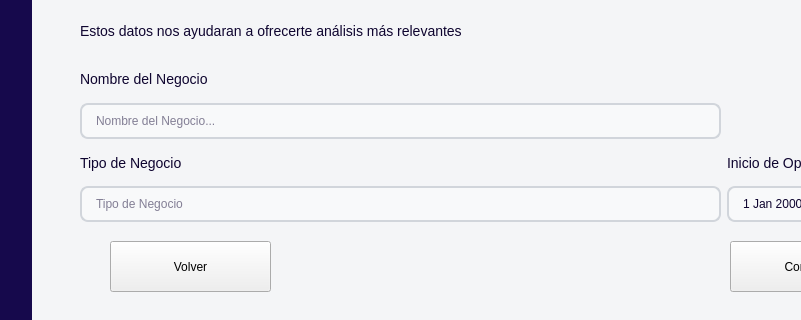
Before: the Qt Designer form app/ui/creatingAccount.ui in Brando-1510/Proyecto-Integrador-2.0, drawn with Qt 5; both pictures show x 400 to 1201 and y 369 to 689 of the 1370 by 689 pixel window.
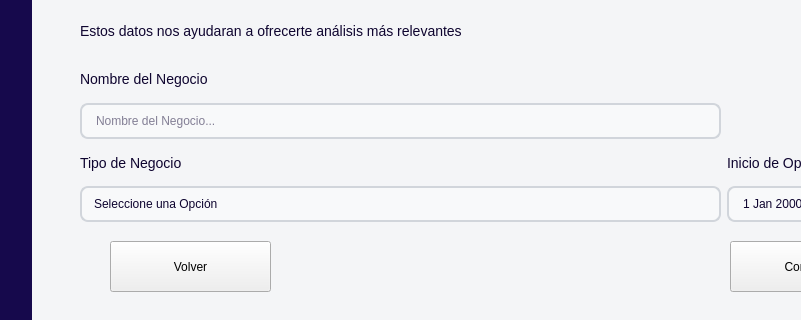
After: the same form once the commit is applied. The open tabs and pages were chosen to show the change. Icons and pictures are not drawn.

```diff
--- a/app/ui/creatingAccount.ui
+++ b/app/ui/creatingAccount.ui
@@ -48,7 +48,7 @@
 Inputs
 -----------------------------------------------------------------------------------------------------*/
 /* --- ESTADO BASE --- */
-QLineEdit, QDateEdit {
+QLineEdit, QDateEdit,QComboBox {
     background-color: #F8F9FA; 
     border: 2px solid #D1D5DB; 
     border-radius: 8px;     
@@ -70,7 +70,7 @@
 }
 
 /* --- CUANDO EL CAMPO ESTÁ DESHABILITADO (DISABLED) --- */
-QLineEdit:disabled, QDateEdit:disabled {
+QLineEdit:disabled, QDateEdit:disabled, QComboBox:disabled {
     background-color: #E5E7EB;      /* Fondo gris oscuro */
     color: #9CA3AF;                 /* Texto gris claro */
     border: 2px solid #D1D5DB;      /* Borde original o más claro */
@@ -88,6 +88,36 @@
     border-bottom-right-radius: 8px;
 }
 
+/*----- ESTILOS DE LOS QComboBox -----*/
+/* --- BOTÓN DE LA FLECHA (DROP-DOWN) --- */
+QComboBox::drop-down {
+    subcontrol-origin: padding;
+    subcontrol-position: top right;
+    width: 30px;
+    border-left-width: 0px; /* Quita el borde interno */
+    border-top-right-radius: 8px; /* Mantiene el redondeado del contenedor */
+    border-bottom-right-radius: 8px;
+}
+
+/* --- ICONO DE LA FLECHA --- */
+QComboBox::down-arrow {
+   image: url(:/icons/chevron.svg);
+    width: 12px;
+    height: 12px;
+}
+
+/* --- EL MENÚ DESPLEGABLE (LISTA DE OPCIONES) --- */
+QComboBox QAbstractItemView {
+    background-color: #FFFFFF;
+    border: 2px solid #744bcc; /* Borde que combina con tu Focus */
+    border-radius: 8px;
+    padding: 4px;
+    color: #0E042F;
+    selection-background-color: #744bcc; /* Fondo al pasar el mouse en la lista */
+    selection-color: #FFFFFF; /* Texto al pasar el mouse en la lista */
+}
+
+
 /*
 -----------------------------------------------------------------------------------------------------
 Botones
@@ -1269,10 +1299,42 @@
          </widget>
         </item>
         <item>
-         <widget class="QLineEdit" name="inputTipoNegocio">
-          <property name="placeholderText">
-           <string>Tipo de Negocio</string>
-          </property>
+         <widget class="QComboBox" name="tipoNegocio">
+          <item>
+           <property name="text">
+            <string>Seleccione una Opción</string>
+           </property>
+          </item>
+          <item>
+           <property name="text">
+            <string>Barbería</string>
+           </property>
+          </item>
+          <item>
+           <property name="text">
+            <string>Pulpería</string>
+           </property>
+          </item>
+          <item>
+           <property name="text">
+            <string>Tienda de Ropa</string>
+           </property>
+          </item>
+          <item>
+           <property name="text">
+            <string>Ferretería</string>
+           </property>
+          </item>
+          <item>
+           <property name="text">
+            <string>Panadería</string>
+           </property>
+          </item>
+          <item>
+           <property name="text">
+            <string>Restaurante</string>
+           </property>
+          </item>
          </widget>
         </item>
        </layout>
```
Left out of the diff: 8 changed lines with no effect on the pictures.
